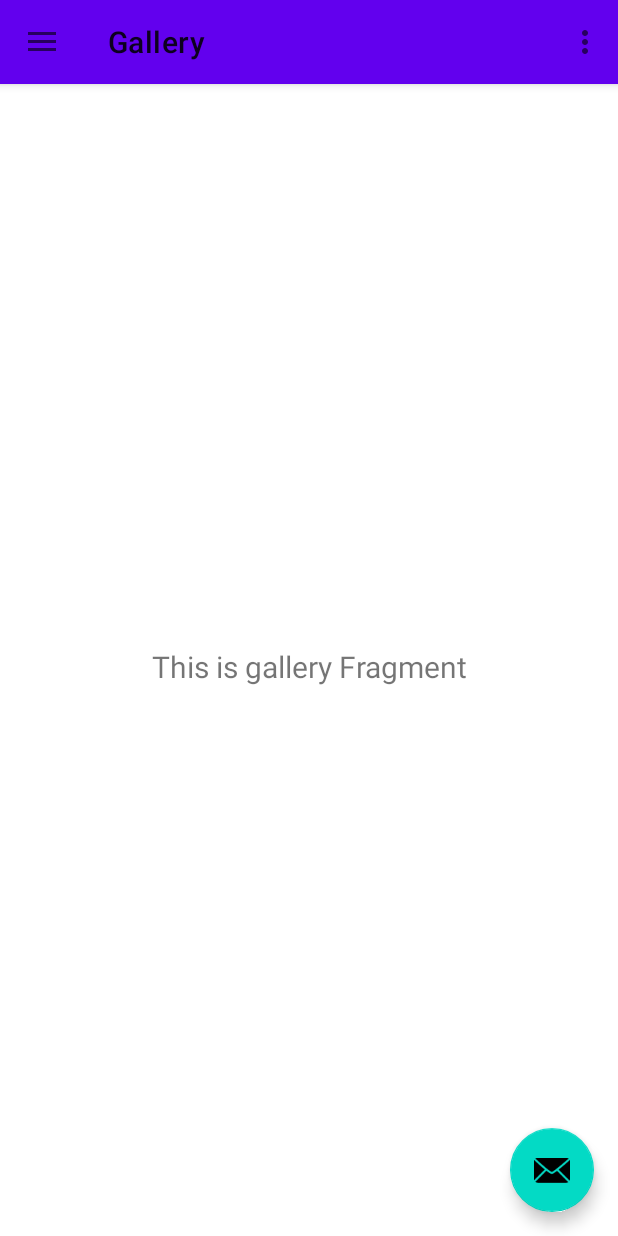
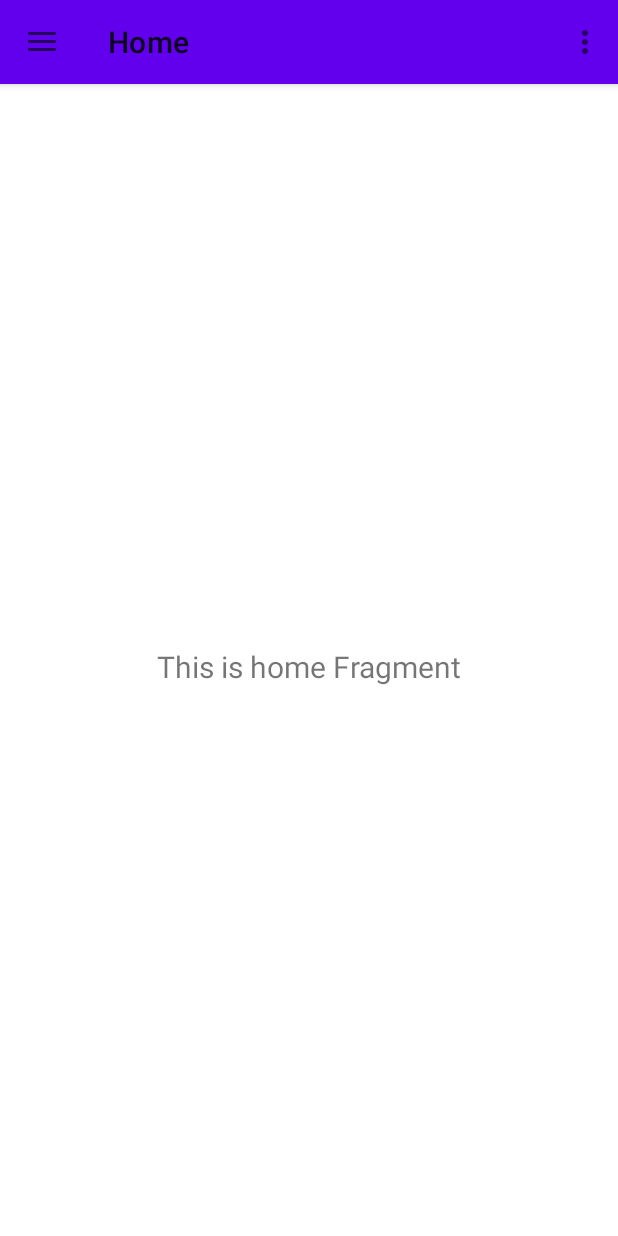
Before and after one commit to NIKSHLYKOV/ClothesShop, an Android app: the screen it shows after launch (MainActivity), on a phone screen of 412 x 824 dp. Run offline under Robolectric (Android 15) with nearby library versions, the phone set to English and light mode, and no system bars; our stand-ins replace navigation-ui.

Commit message:
delete unnecessary code and add some improvements in code

```diff
--- a/app/src/main/AndroidManifest.xml
+++ b/app/src/main/AndroidManifest.xml
@@ -10,7 +10,7 @@
         android:roundIcon="@mipmap/ic_launcher_round"
         android:supportsRtl="true"
         android:theme="@style/AppTheme">
-        <activity android:name=".ui.activities.MainActivity">
+        <activity android:name=".ui.MainActivity">
             <intent-filter>
                 <action android:name="android.intent.action.MAIN" />
 
--- a/app/src/main/java/ru/nikshlykov/clothesshop/di/AppComponent.kt
+++ b/app/src/main/java/ru/nikshlykov/clothesshop/di/AppComponent.kt
@@ -3,9 +3,9 @@ package ru.nikshlykov.clothesshop.di
 import dagger.Component
 import ru.nikshlykov.clothesshop.di.modules.FirebaseModule
 import ru.nikshlykov.clothesshop.di.modules.ViewModelModule
-import ru.nikshlykov.clothesshop.ui.activities.MainActivity
+import ru.nikshlykov.clothesshop.ui.MainActivity
 import ru.nikshlykov.clothesshop.ui.fragments.AuthFragment
-import ru.nikshlykov.clothesshop.ui.fragments.AuthProfileFlowFragment
+import ru.nikshlykov.clothesshop.ui.flowfragments.AuthProfileFlowFragment
 import ru.nikshlykov.clothesshop.ui.fragments.ProfileFragment
 import ru.nikshlykov.clothesshop.ui.fragments.RegistrationFragment
 
--- a/app/src/main/java/ru/nikshlykov/clothesshop/ui/activities/MainActivity.kt
+++ b/app/src/main/java/ru/nikshlykov/clothesshop/ui/MainActivity.kt
@@ -1,9 +1,7 @@
-package ru.nikshlykov.clothesshop.ui.activities
+package ru.nikshlykov.clothesshop.ui
 
 import android.os.Bundle
 import android.view.Menu
-import com.google.android.material.floatingactionbutton.FloatingActionButton
-import com.google.android.material.snackbar.Snackbar
 import com.google.android.material.navigation.NavigationView
 import androidx.navigation.findNavController
 import androidx.navigation.ui.AppBarConfiguration
@@ -26,11 +24,6 @@ class MainActivity : AppCompatActivity() {
         val toolbar: Toolbar = findViewById(R.id.toolbar)
         setSupportActionBar(toolbar)
 
-        val fab: FloatingActionButton = findViewById(R.id.fab)
-        fab.setOnClickListener { view ->
-            Snackbar.make(view, "Replace with your own action", Snackbar.LENGTH_LONG)
-                .setAction("Action", null).show()
-        }
         val drawerLayout: DrawerLayout = findViewById(R.id.drawer_layout)
         val navView: NavigationView = findViewById(R.id.nav_view)
         val navController = findNavController(R.id.nav_host_fragment)
@@ -39,8 +32,6 @@ class MainActivity : AppCompatActivity() {
         appBarConfiguration = AppBarConfiguration(
             setOf(
                 R.id.nav_home,
-                R.id.nav_gallery,
-                R.id.nav_slideshow,
                 R.id.nav_auth_profile_flow
             ), drawerLayout
         )
--- a/app/src/main/java/ru/nikshlykov/clothesshop/ui/fragments/AuthProfileFlowFragment.kt
+++ b/app/src/main/java/ru/nikshlykov/clothesshop/ui/flowfragments/AuthProfileFlowFragment.kt
@@ -1,4 +1,4 @@
-package ru.nikshlykov.clothesshop.ui.fragments
+package ru.nikshlykov.clothesshop.ui.flowfragments
 
 import android.content.Context
 import android.os.Bundle
--- a/app/src/main/java/ru/nikshlykov/clothesshop/ui/fragments/GalleryFragment.kt
+++ /dev/null
@@ -1,32 +0,0 @@
-package ru.nikshlykov.clothesshop.ui.fragments
-
-import android.os.Bundle
-import android.view.LayoutInflater
-import android.view.View
-import android.view.ViewGroup
-import android.widget.TextView
-import androidx.fragment.app.Fragment
-import androidx.lifecycle.Observer
-import androidx.lifecycle.ViewModelProviders
-import ru.nikshlykov.clothesshop.R
-import ru.nikshlykov.clothesshop.viewmodels.GalleryViewModel
-
-class GalleryFragment : Fragment() {
-
-    private lateinit var galleryViewModel: GalleryViewModel
-
-    override fun onCreateView(
-            inflater: LayoutInflater,
-            container: ViewGroup?,
-            savedInstanceState: Bundle?
-    ): View? {
-        galleryViewModel =
-                ViewModelProviders.of(this).get(GalleryViewModel::class.java)
-        val root = inflater.inflate(R.layout.fragment_gallery, container, false)
-        val textView: TextView = root.findViewById(R.id.text_gallery)
-        galleryViewModel.text.observe(viewLifecycleOwner, Observer {
-            textView.text = it
-        })
-        return root
-    }
-}
--- a/app/src/main/java/ru/nikshlykov/clothesshop/ui/fragments/ProfileFragment.kt
+++ b/app/src/main/java/ru/nikshlykov/clothesshop/ui/fragments/ProfileFragment.kt
@@ -8,7 +8,6 @@ import android.view.ViewGroup
 import androidx.databinding.DataBindingUtil
 import androidx.fragment.app.Fragment
 import com.google.android.material.button.MaterialButton
-import com.google.firebase.auth.FirebaseAuth
 import ru.nikshlykov.clothesshop.App
 import ru.nikshlykov.clothesshop.R
 import ru.nikshlykov.clothesshop.databinding.FragmentProfileBinding
--- a/app/src/main/java/ru/nikshlykov/clothesshop/viewmodels/GalleryViewModel.kt
+++ /dev/null
@@ -1,13 +0,0 @@
-package ru.nikshlykov.clothesshop.viewmodels
-
-import androidx.lifecycle.LiveData
-import androidx.lifecycle.MutableLiveData
-import androidx.lifecycle.ViewModel
-
-class GalleryViewModel : ViewModel() {
-
-    private val _text = MutableLiveData<String>().apply {
-        value = "This is gallery Fragment"
-    }
-    val text: LiveData<String> = _text
-}
--- a/app/src/main/res/drawable/ic_menu_gallery.xml
+++ /dev/null
@@ -1,9 +0,0 @@
-<vector xmlns:android="http://schemas.android.com/apk/res/android"
-    android:width="24dp"
-    android:height="24dp"
-    android:viewportWidth="24.0"
-    android:viewportHeight="24.0">
-    <path
-        android:fillColor="#FF000000"
-        android:pathData="M22,16V4c0,-1.1 -0.9,-2 -2,-2H8c-1.1,0 -2,0.9 -2,2v12c0,1.1 0.9,2 2,2h12c1.1,0 2,-0.9 2,-2zm-11,-4l2.03,2.71L16,11l4,5H8l3,-4zM2,6v14c0,1.1 0.9,2 2,2h14v-2H4V6H2z" />
-</vector>
--- a/app/src/main/res/drawable/ic_menu_slideshow.xml
+++ /dev/null
@@ -1,9 +0,0 @@
-<vector xmlns:android="http://schemas.android.com/apk/res/android"
-    android:width="24dp"
-    android:height="24dp"
-    android:viewportWidth="24.0"
-    android:viewportHeight="24.0">
-    <path
-        android:fillColor="#FF000000"
-        android:pathData="M4,6H2v14c0,1.1 0.9,2 2,2h14v-2H4V6zm16,-4H8c-1.1,0 -2,0.9 -2,2v12c0,1.1 0.9,2 2,2h12c1.1,0 2,-0.9 2,-2V4c0,-1.1 -0.9,-2 -2,-2zm-8,12.5v-9l6,4.5 -6,4.5z" />
-</vector>
--- a/app/src/main/res/layout/app_bar_main.xml
+++ b/app/src/main/res/layout/app_bar_main.xml
@@ -1,10 +1,9 @@
 <?xml version="1.0" encoding="utf-8"?>
 <androidx.coordinatorlayout.widget.CoordinatorLayout xmlns:android="http://schemas.android.com/apk/res/android"
-    xmlns:app="http://schemas.android.com/apk/res-auto"
     xmlns:tools="http://schemas.android.com/tools"
     android:layout_width="match_parent"
     android:layout_height="match_parent"
-    tools:context=".ui.activities.MainActivity">
+    tools:context=".ui.MainActivity">
 
     <com.google.android.material.appbar.AppBarLayout
         android:layout_width="match_parent"
@@ -20,12 +19,4 @@
 
     <include layout="@layout/content_main" />
 
-    <com.google.android.material.floatingactionbutton.FloatingActionButton
-        android:id="@+id/fab"
-        android:layout_width="wrap_content"
-        android:layout_height="wrap_content"
-        android:layout_gravity="bottom|end"
-        android:layout_margin="@dimen/fab_margin"
-        app:srcCompat="@android:drawable/ic_dialog_email" />
-
 </androidx.coordinatorlayout.widget.CoordinatorLayout>
--- a/app/src/main/res/layout/content_main.xml
+++ b/app/src/main/res/layout/content_main.xml
@@ -16,5 +16,5 @@
         app:layout_constraintLeft_toLeftOf="parent"
         app:layout_constraintRight_toRightOf="parent"
         app:layout_constraintTop_toTopOf="parent"
-        app:navGraph="@navigation/mobile_navigation" />
+        app:navGraph="@navigation/main_navigation" />
 </androidx.constraintlayout.widget.ConstraintLayout>
--- a/app/src/main/res/layout/fragment_gallery.xml
+++ /dev/null
@@ -1,22 +0,0 @@
-<?xml version="1.0" encoding="utf-8"?>
-<androidx.constraintlayout.widget.ConstraintLayout xmlns:android="http://schemas.android.com/apk/res/android"
-    xmlns:app="http://schemas.android.com/apk/res-auto"
-    xmlns:tools="http://schemas.android.com/tools"
-    android:layout_width="match_parent"
-    android:layout_height="match_parent"
-    tools:context=".ui.fragments.GalleryFragment">
-
-    <TextView
-        android:id="@+id/text_gallery"
-        android:layout_width="match_parent"
-        android:layout_height="wrap_content"
-        android:layout_marginStart="8dp"
-        android:layout_marginTop="8dp"
-        android:layout_marginEnd="8dp"
-        android:textAlignment="center"
-        android:textSize="20sp"
-        app:layout_constraintBottom_toBottomOf="parent"
-        app:layout_constraintEnd_toEndOf="parent"
-        app:layout_constraintStart_toStartOf="parent"
-        app:layout_constraintTop_toTopOf="parent" />
-</androidx.constraintlayout.widget.ConstraintLayout>
--- a/app/src/main/res/menu/activity_main_drawer.xml
+++ b/app/src/main/res/menu/activity_main_drawer.xml
@@ -6,20 +6,10 @@
     <item
         android:id="@+id/nav_auth_profile_flow"
         android:icon="@drawable/ic_person"
-        android:title="@string/profile"/>
+        android:title="@string/profile" />
 
-    <group android:checkableBehavior="single">
-        <item
-            android:id="@+id/nav_home"
-            android:icon="@drawable/ic_menu_camera"
-            android:title="@string/menu_home" />
-        <item
-            android:id="@+id/nav_gallery"
-            android:icon="@drawable/ic_menu_gallery"
-            android:title="@string/menu_gallery" />
-        <item
-            android:id="@+id/nav_slideshow"
-            android:icon="@drawable/ic_menu_slideshow"
-            android:title="@string/menu_slideshow" />
-    </group>
+    <item
+        android:id="@+id/nav_home"
+        android:icon="@drawable/ic_menu_camera"
+        android:title="@string/menu_home" />
 </menu>
--- /dev/null
+++ b/app/src/main/res/navigation/main_navigation.xml
@@ -0,0 +1,20 @@
+<?xml version="1.0" encoding="utf-8"?>
+<navigation xmlns:android="http://schemas.android.com/apk/res/android"
+    xmlns:app="http://schemas.android.com/apk/res-auto"
+    xmlns:tools="http://schemas.android.com/tools"
+    android:id="@+id/main_navigation"
+    app:startDestination="@+id/nav_home">
+
+    <fragment
+        android:id="@+id/nav_home"
+        android:name="ru.nikshlykov.clothesshop.ui.fragments.HomeFragment"
+        android:label="@string/menu_home"
+        tools:layout="@layout/fragment_home" >
+    </fragment>
+
+    <fragment
+        android:id="@+id/nav_auth_profile_flow"
+        android:name="ru.nikshlykov.clothesshop.ui.flowfragments.AuthProfileFlowFragment"
+        android:label="AuthProfileFlow"
+        tools:layout="@layout/flow_fragment_auth_profile"/>
+</navigation>
--- a/app/src/main/res/navigation/mobile_navigation.xml
+++ /dev/null
@@ -1,42 +0,0 @@
-<?xml version="1.0" encoding="utf-8"?>
-<navigation xmlns:android="http://schemas.android.com/apk/res/android"
-    xmlns:app="http://schemas.android.com/apk/res-auto"
-    xmlns:tools="http://schemas.android.com/tools"
-    android:id="@+id/mobile_navigation"
-    app:startDestination="@+id/nav_gallery">
-
-    <fragment
-        android:id="@+id/nav_home"
-        android:name="ru.nikshlykov.clothesshop.ui.fragments.HomeFragment"
-        android:label="@string/menu_home"
-        tools:layout="@layout/fragment_home" >
-    </fragment>
-
-    <fragment
-        android:id="@+id/nav_gallery"
-        android:name="ru.nikshlykov.clothesshop.ui.fragments.GalleryFragment"
-        android:label="@string/menu_gallery"
-        tools:layout="@layout/fragment_gallery" />
-
-    <fragment
-        android:id="@+id/nav_slideshow"
-        android:name="ru.nikshlykov.clothesshop.ui.fragments.SlideshowFragment"
-        android:label="@string/menu_slideshow"
-        tools:layout="@layout/fragment_slideshow" >
-    </fragment>
-
-    <fragment
-        android:id="@+id/nav_auth_profile_flow"
-        android:name="ru.nikshlykov.clothesshop.ui.fragments.AuthProfileFlowFragment"
-        android:label="AuthProfileFlow"
-        tools:layout="@layout/flow_fragment_auth_profile"/>
-
-    <!--<activity
-        android:id="@+id/authProfileActivity"
-        android:name="ru.nikshlykov.clothesshop.ui.activities.AuthProfileActivity"
-        android:label="AuthProfileActivity" >
-        <argument
-            android:name="product_id"
-            app:argType="integer" />
-    </activity>-->
-</navigation>
```
Also changed, not shown: app/src/main/java/ru/nikshlykov/clothesshop/ui/fragments/SlideshowFragment.kt (deleted, +0 -32 lines), app/src/main/java/ru/nikshlykov/clothesshop/viewmodels/AuthViewModel.kt (+8 -23 lines), app/src/main/java/ru/nikshlykov/clothesshop/viewmodels/SlideshowViewModel.kt (deleted, +0 -13 lines), app/src/main/res/layout/fragment_slideshow.xml (deleted, +0 -22 lines).
